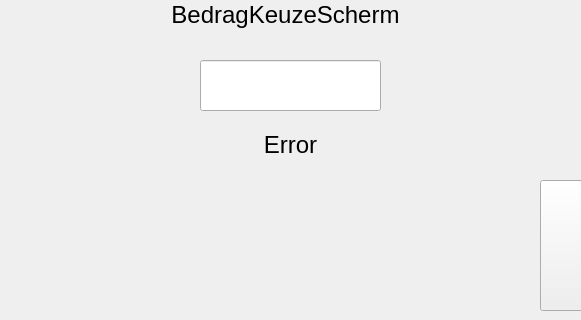
ArieJR/bank, file ANVI/login.ui: the form before one commit; both pictures show x 351 to 932 and y 271 to 591 of the 1284 by 760 pixel window.
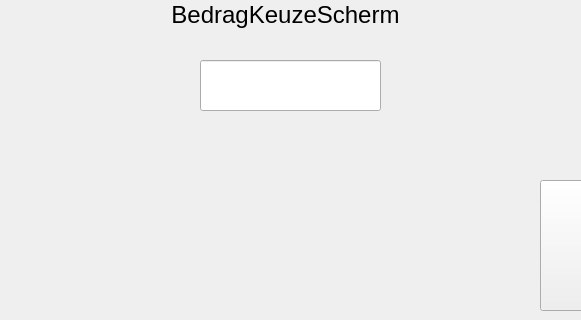
The form after the commit. The open tabs and pages were chosen to show the change. Icons and pictures are not drawn.

Commit message: confirmWithdrawAmount en errorMethod

Diff of the .ui file:
```diff
--- a/ANVI/login.ui
+++ b/ANVI/login.ui
@@ -2130,10 +2130,10 @@
     <widget class="QLabel" name="bedragKeuze_error_label">
      <property name="geometry">
       <rect>
-       <x>550</x>
+       <x>420</x>
        <y>390</y>
-       <width>161</width>
-       <height>31</height>
+       <width>421</width>
+       <height>61</height>
       </rect>
      </property>
      <property name="font">
@@ -2143,7 +2143,13 @@
       </font>
      </property>
      <property name="text">
-      <string>&lt;html&gt;&lt;head/&gt;&lt;body&gt;&lt;p align=&quot;center&quot;&gt;Error&lt;/p&gt;&lt;/body&gt;&lt;/html&gt;</string>
+      <string>&lt;html&gt;&lt;head/&gt;&lt;body&gt;&lt;p align=&quot;center&quot;&gt;&lt;br/&gt;&lt;/p&gt;&lt;/body&gt;&lt;/html&gt;</string>
+     </property>
+     <property name="alignment">
+      <set>Qt::AlignCenter</set>
+     </property>
+     <property name="wordWrap">
+      <bool>true</bool>
      </property>
     </widget>
     <widget class="QLabel" name="bedragKeuze_logo">
```
Left out of the diff: 30 changed lines with no effect on the pictures. The commit also changes 5 other files.
